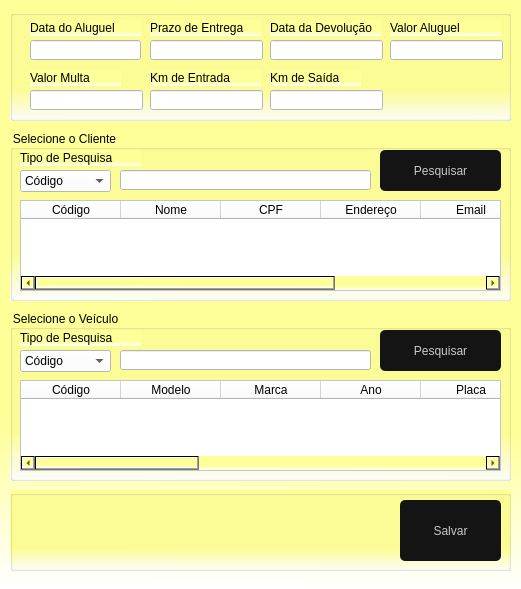
pedr0o7/Projeto_Integrador_6, file View/UI/FrmAluguel.ui: the form before one commit.
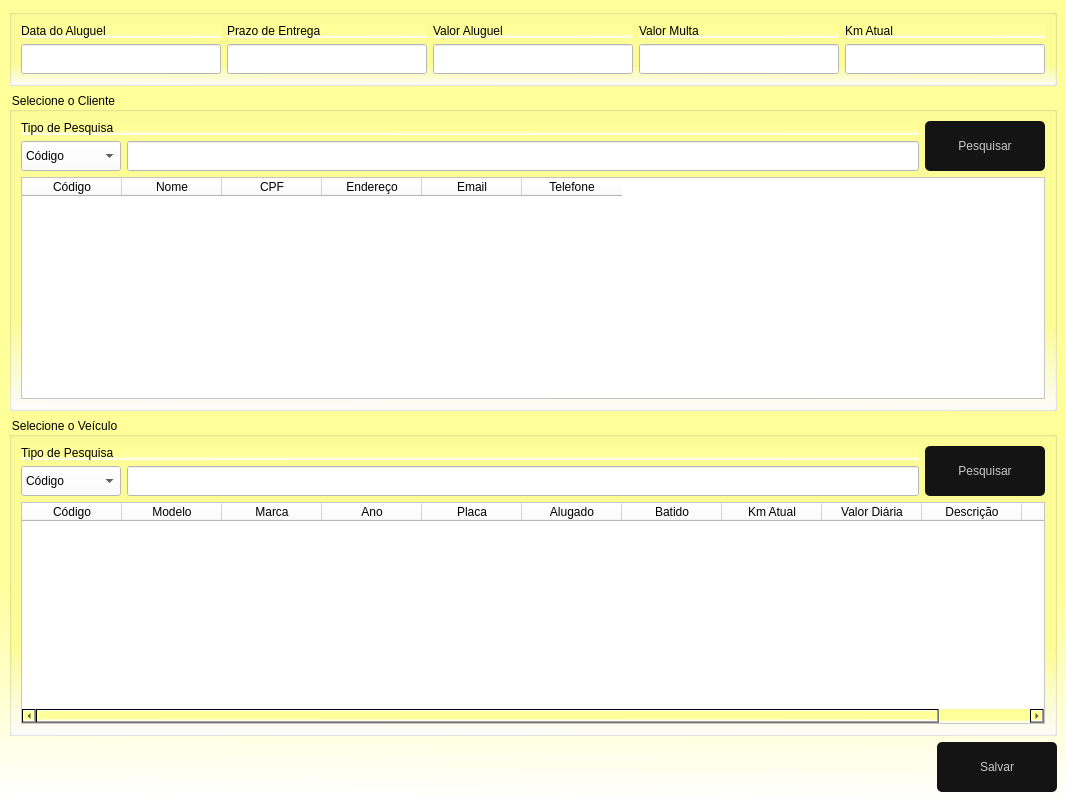
The form after the commit. Icons and pictures are not drawn.

```diff
--- a/View/UI/FrmAluguel.ui
+++ b/View/UI/FrmAluguel.ui
@@ -1,15 +1,21 @@
 <?xml version="1.0" encoding="UTF-8"?>
 <ui version="4.0">
  <class>FrmAluguel</class>
- <widget class="QDialog" name="FrmAluguel">
+ <widget class="QMainWindow" name="FrmAluguel">
   <property name="geometry">
    <rect>
     <x>0</x>
     <y>0</y>
-    <width>521</width>
-    <height>589</height>
+    <width>1066</width>
+    <height>801</height>
    </rect>
   </property>
+  <property name="minimumSize">
+   <size>
+    <width>1066</width>
+    <height>801</height>
+   </size>
+  </property>
   <property name="windowTitle">
    <string>Aluguel de Veículos</string>
   </property>
@@ -20,240 +26,211 @@
   <property name="styleSheet">
    <string notr="true">background-color: qlineargradient(spread:pad, x1:0.508, y1:0.727, x2:0.505, y2:1, stop:0 rgba(255, 255, 153, 255), stop:1 rgba(255, 255, 255, 255));</string>
   </property>
+  <widget class="QWidget" name="centralwidget">
+   <layout class="QGridLayout" name="gridLayout">
+    <item row="0" column="0">
   <widget class="QGroupBox" name="groupBox">
-   <property name="geometry">
-    <rect>
-     <x>10</x>
-     <y>10</y>
-     <width>501</width>
-     <height>111</height>
-    </rect>
-   </property>
    <property name="styleSheet">
     <string notr="true">font: 87 10pt &quot;Arial&quot;;</string>
    </property>
    <property name="title">
     <string/>
    </property>
+      <layout class="QGridLayout" name="gridLayout_2">
+       <item row="0" column="0">
    <widget class="QLabel" name="label">
-    <property name="geometry">
-     <rect>
-      <x>20</x>
-      <y>10</y>
-      <width>111</width>
-      <height>16</height>
-     </rect>
-    </property>
     <property name="text">
      <string>Data do Aluguel</string>
     </property>
    </widget>
-   <widget class="QLineEdit" name="EdtDataAluguel">
-    <property name="geometry">
-     <rect>
-      <x>20</x>
-      <y>30</y>
-      <width>111</width>
-      <height>20</height>
-     </rect>
-    </property>
-    <property name="styleSheet">
-     <string notr="true">background-color: rgb(255, 255, 255);</string>
-    </property>
-   </widget>
-   <widget class="QLineEdit" name="EdtPrazo">
-    <property name="geometry">
-     <rect>
-      <x>140</x>
-      <y>30</y>
-      <width>113</width>
-      <height>20</height>
-     </rect>
-    </property>
-    <property name="styleSheet">
-     <string notr="true">background-color: rgb(255, 255, 255);</string>
-    </property>
-   </widget>
-   <widget class="QLabel" name="label_2">
-    <property name="geometry">
-     <rect>
-      <x>140</x>
-      <y>10</y>
-      <width>111</width>
-      <height>16</height>
-     </rect>
-    </property>
-    <property name="text">
-     <string>Prazo de Entrega</string>
-    </property>
-   </widget>
-   <widget class="QLabel" name="label_3">
-    <property name="geometry">
-     <rect>
-      <x>260</x>
-      <y>10</y>
-      <width>111</width>
-      <height>16</height>
-     </rect>
-    </property>
-    <property name="text">
-     <string>Data da Devolução</string>
-    </property>
-   </widget>
-   <widget class="QLineEdit" name="EdtDataDev">
-    <property name="geometry">
-     <rect>
-      <x>260</x>
-      <y>30</y>
-      <width>113</width>
-      <height>20</height>
-     </rect>
-    </property>
-    <property name="styleSheet">
-     <string notr="true">background-color: rgb(255, 255, 255);</string>
-    </property>
-   </widget>
+       </item>
+       <item row="1" column="2">
    <widget class="QLineEdit" name="EdtValor">
-    <property name="geometry">
-     <rect>
-      <x>380</x>
-      <y>30</y>
-      <width>113</width>
-      <height>20</height>
-     </rect>
+         <property name="minimumSize">
+          <size>
+           <width>0</width>
+           <height>30</height>
+          </size>
     </property>
     <property name="styleSheet">
      <string notr="true">background-color: rgb(255, 255, 255);</string>
     </property>
    </widget>
-   <widget class="QLabel" name="label_4">
-    <property name="geometry">
-     <rect>
-      <x>380</x>
-      <y>10</y>
-      <width>111</width>
-      <height>16</height>
-     </rect>
-    </property>
-    <property name="text">
-     <string>Valor Aluguel</string>
-    </property>
-   </widget>
-   <widget class="QLineEdit" name="EdtMulta">
-    <property name="geometry">
-     <rect>
-      <x>20</x>
-      <y>80</y>
-      <width>113</width>
-      <height>20</height>
-     </rect>
-    </property>
-    <property name="styleSheet">
-     <string notr="true">background-color: rgb(255, 255, 255);</string>
-    </property>
-   </widget>
+       </item>
+       <item row="0" column="3">
    <widget class="QLabel" name="label_5">
-    <property name="geometry">
-     <rect>
-      <x>20</x>
-      <y>60</y>
-      <width>91</width>
-      <height>16</height>
-     </rect>
-    </property>
     <property name="text">
      <string>Valor Multa</string>
     </property>
    </widget>
-   <widget class="QLineEdit" name="EdtkmEntrada">
-    <property name="geometry">
-     <rect>
-      <x>140</x>
-      <y>80</y>
-      <width>113</width>
-      <height>20</height>
-     </rect>
+       </item>
+       <item row="1" column="1">
+        <widget class="QLineEdit" name="EdtPrazo">
+         <property name="minimumSize">
+          <size>
+           <width>0</width>
+           <height>30</height>
+          </size>
     </property>
     <property name="styleSheet">
      <string notr="true">background-color: rgb(255, 255, 255);</string>
     </property>
    </widget>
+       </item>
+       <item row="1" column="3">
+        <widget class="QLineEdit" name="EdtMulta">
+         <property name="minimumSize">
+          <size>
+           <width>0</width>
+           <height>30</height>
+          </size>
+         </property>
+         <property name="styleSheet">
+          <string notr="true">background-color: rgb(255, 255, 255);</string>
+         </property>
+        </widget>
+       </item>
+       <item row="0" column="2">
+        <widget class="QLabel" name="label_4">
+         <property name="text">
+          <string>Valor Aluguel</string>
+         </property>
+        </widget>
+       </item>
+       <item row="1" column="0">
+        <widget class="QLineEdit" name="EdtDataAluguel">
+         <property name="minimumSize">
+          <size>
+           <width>0</width>
+           <height>30</height>
+          </size>
+         </property>
+         <property name="styleSheet">
+          <string notr="true">background-color: rgb(255, 255, 255);</string>
+         </property>
+        </widget>
+       </item>
+       <item row="0" column="1">
+        <widget class="QLabel" name="label_2">
+         <property name="text">
+          <string>Prazo de Entrega</string>
+         </property>
+        </widget>
+       </item>
+       <item row="0" column="4">
    <widget class="QLabel" name="label_6">
-    <property name="geometry">
-     <rect>
-      <x>140</x>
-      <y>60</y>
-      <width>111</width>
-      <height>16</height>
-     </rect>
-    </property>
     <property name="text">
-     <string>Km de Entrada</string>
-    </property>
-   </widget>
-   <widget class="QLabel" name="label_7">
-    <property name="geometry">
-     <rect>
-      <x>260</x>
-      <y>60</y>
-      <width>91</width>
-      <height>16</height>
-     </rect>
-    </property>
-    <property name="text">
-     <string>Km de Saída</string>
-    </property>
-   </widget>
-   <widget class="QLineEdit" name="EdtKmSaida">
-    <property name="geometry">
-     <rect>
-      <x>260</x>
-      <y>80</y>
-      <width>113</width>
-      <height>20</height>
-     </rect>
+          <string>Km Atual</string>
+         </property>
+        </widget>
+       </item>
+       <item row="1" column="4">
+        <widget class="QLineEdit" name="EdtkmEntrada">
+         <property name="minimumSize">
+          <size>
+           <width>0</width>
+           <height>30</height>
+          </size>
     </property>
     <property name="styleSheet">
      <string notr="true">background-color: rgb(255, 255, 255);</string>
     </property>
    </widget>
-  </widget>
+       </item>
+      </layout>
+     </widget>
+    </item>
+    <item row="1" column="0">
   <widget class="QGroupBox" name="groupBox_2">
-   <property name="geometry">
-    <rect>
-     <x>10</x>
-     <y>130</y>
-     <width>501</width>
-     <height>171</height>
-    </rect>
-   </property>
    <property name="styleSheet">
     <string notr="true">font: 87 10pt &quot;Arial&quot;;</string>
    </property>
    <property name="title">
     <string>Selecione o Cliente</string>
    </property>
+      <layout class="QGridLayout" name="gridLayout_3">
+       <item row="0" column="2" rowspan="2">
+        <widget class="QPushButton" name="btnPesqVeic">
+         <property name="enabled">
+          <bool>true</bool>
+         </property>
+         <property name="minimumSize">
+          <size>
+           <width>120</width>
+           <height>50</height>
+          </size>
+         </property>
+         <property name="maximumSize">
+          <size>
+           <width>120</width>
+           <height>50</height>
+          </size>
+         </property>
+         <property name="cursor">
+          <cursorShape>PointingHandCursor</cursorShape>
+         </property>
+         <property name="styleSheet">
+          <string notr="true">QPushButton{
+border-radius: 5px;
+background-color: rgb(20,20,20);
+color:rgb(200,200,200);
+font: 87 12pt &quot;Arial&quot;;
+}
+
+QPushButton:hover{ 
+background-color:rgb(0, 0, 0);
+color: rbg(200,200,200)
+}
+
+QPushButton:pressed{
+background-color:rgb(0,0,30);
+color:rbg(200,200,200)
+}
+
+</string>
+         </property>
+         <property name="text">
+          <string>Pesquisar</string>
+         </property>
+         <property name="icon">
+          <iconset>
+           <normaloff>../../Imagens/Pesquisar.png</normaloff>../../Imagens/Pesquisar.png</iconset>
+         </property>
+         <property name="iconSize">
+          <size>
+           <width>30</width>
+           <height>30</height>
+          </size>
+         </property>
+        </widget>
+       </item>
+       <item row="0" column="0" colspan="2">
    <widget class="QLabel" name="label_8">
-    <property name="geometry">
-     <rect>
-      <x>10</x>
-      <y>20</y>
-      <width>121</width>
-      <height>16</height>
-     </rect>
-    </property>
     <property name="text">
      <string>Tipo de Pesquisa</string>
     </property>
    </widget>
+       </item>
+       <item row="1" column="1">
+        <widget class="QLineEdit" name="EdtPesqCliente">
+         <property name="minimumSize">
+          <size>
+           <width>0</width>
+           <height>30</height>
+          </size>
+         </property>
+         <property name="styleSheet">
+          <string notr="true">background-color: rgb(255, 255, 255);</string>
+         </property>
+        </widget>
+       </item>
+       <item row="1" column="0">
    <widget class="QComboBox" name="cbPesqCliente">
-    <property name="geometry">
-     <rect>
-      <x>10</x>
-      <y>40</y>
-      <width>91</width>
-      <height>22</height>
-     </rect>
+         <property name="minimumSize">
+          <size>
+           <width>100</width>
+           <height>30</height>
+          </size>
     </property>
     <property name="cursor">
      <cursorShape>PointingHandCursor</cursorShape>
@@ -277,147 +254,163 @@
      </property>
     </item>
    </widget>
-   <widget class="QLineEdit" name="EdtPesqCliente">
-    <property name="geometry">
-     <rect>
-      <x>110</x>
-      <y>40</y>
-      <width>251</width>
-      <height>20</height>
-     </rect>
-    </property>
-    <property name="styleSheet">
-     <string notr="true">background-color: rgb(255, 255, 255);</string>
-    </property>
-   </widget>
+       </item>
+       <item row="2" column="0" colspan="3">
    <widget class="QTableWidget" name="gridCliente">
-    <property name="geometry">
-     <rect>
-      <x>10</x>
-      <y>70</y>
-      <width>481</width>
-      <height>91</height>
-     </rect>
+         <property name="sizePolicy">
+          <sizepolicy hsizetype="Expanding" vsizetype="Expanding">
+           <horstretch>0</horstretch>
+           <verstretch>0</verstretch>
+          </sizepolicy>
     </property>
     <property name="styleSheet">
      <string notr="true">background-color: rgb(255, 255, 255);
 alternate-background-color: rgb(255, 255, 255);
 border-color: rgb(4, 4, 4);</string>
     </property>
+         <property name="textElideMode">
+          <enum>Qt::ElideMiddle</enum>
+         </property>
+         <property name="showGrid">
+          <bool>true</bool>
+         </property>
+         <property name="gridStyle">
+          <enum>Qt::SolidLine</enum>
+         </property>
     <column>
      <property name="text">
       <string>Código</string>
      </property>
+          <property name="textAlignment">
+           <set>AlignCenter</set>
+          </property>
     </column>
     <column>
      <property name="text">
       <string>Nome</string>
      </property>
+          <property name="textAlignment">
+           <set>AlignCenter</set>
+          </property>
     </column>
     <column>
      <property name="text">
       <string>CPF</string>
      </property>
+          <property name="textAlignment">
+           <set>AlignCenter</set>
+          </property>
     </column>
     <column>
      <property name="text">
       <string>Endereço</string>
      </property>
+          <property name="textAlignment">
+           <set>AlignCenter</set>
+          </property>
     </column>
     <column>
      <property name="text">
       <string>Email</string>
      </property>
+          <property name="textAlignment">
+           <set>AlignCenter</set>
+          </property>
     </column>
     <column>
      <property name="text">
       <string>Telefone</string>
      </property>
-    </column>
-   </widget>
-   <widget class="QPushButton" name="btnPesqVeic">
-    <property name="geometry">
-     <rect>
-      <x>370</x>
-      <y>20</y>
-      <width>121</width>
-      <height>41</height>
-     </rect>
-    </property>
-    <property name="cursor">
-     <cursorShape>PointingHandCursor</cursorShape>
-    </property>
-    <property name="styleSheet">
-     <string notr="true">QPushButton{
-border-radius: 5px;
-background-color: rgb(20,20,20);
-color:rgb(200,200,200);
-font: 87 12pt &quot;Arial&quot;;
-}
-
-QPushButton:hover{ 
-background-color:rgb(0, 0, 0);
-color: rbg(200,200,200)
-}
-
-QPushButton:pressed{
-background-color:rgb(0,0,30);
-color:rbg(200,200,200)
-}
-
-</string>
-    </property>
-    <property name="text">
-     <string>Pesquisar</string>
-    </property>
-    <property name="icon">
-     <iconset>
-      <normaloff>../../Imagens/Pesquisar.png</normaloff>../../Imagens/Pesquisar.png</iconset>
-    </property>
-    <property name="iconSize">
-     <size>
-      <width>30</width>
-      <height>30</height>
-     </size>
-    </property>
-   </widget>
-  </widget>
+          <property name="textAlignment">
+           <set>AlignCenter</set>
+          </property>
+         </column>
+        </widget>
+       </item>
+      </layout>
+     </widget>
+    </item>
+    <item row="2" column="0">
   <widget class="QGroupBox" name="groupBox_3">
-   <property name="geometry">
-    <rect>
-     <x>10</x>
-     <y>310</y>
-     <width>501</width>
-     <height>171</height>
-    </rect>
-   </property>
    <property name="styleSheet">
     <string notr="true">font: 87 10pt &quot;Arial&quot;;</string>
    </property>
    <property name="title">
     <string>Selecione o Veículo</string>
    </property>
+      <layout class="QGridLayout" name="gridLayout_4">
+       <item row="0" column="0" colspan="2">
    <widget class="QLabel" name="label_9">
-    <property name="geometry">
-     <rect>
-      <x>10</x>
-      <y>20</y>
-      <width>121</width>
-      <height>16</height>
-     </rect>
-    </property>
     <property name="text">
      <string>Tipo de Pesquisa</string>
     </property>
    </widget>
+       </item>
+       <item row="0" column="2" rowspan="2">
+        <widget class="QPushButton" name="btnPesqVeic_2">
+         <property name="minimumSize">
+          <size>
+           <width>120</width>
+           <height>50</height>
+          </size>
+         </property>
+         <property name="maximumSize">
+          <size>
+           <width>120</width>
+           <height>50</height>
+          </size>
+         </property>
+         <property name="cursor">
+          <cursorShape>PointingHandCursor</cursorShape>
+         </property>
+         <property name="styleSheet">
+          <string notr="true">QPushButton{
+border-radius: 5px;
+background-color: rgb(20,20,20);
+color:rgb(200,200,200);
+font: 87 12pt &quot;Arial&quot;;
+}
+
+QPushButton:hover{ 
+background-color:rgb(0, 0, 0);
+color: rbg(200,200,200)
+}
+
+QPushButton:pressed{
+background-color:rgb(0,0,30);
+color:rbg(200,200,200)
+}
+
+</string>
+         </property>
+         <property name="text">
+          <string>Pesquisar</string>
+         </property>
+         <property name="icon">
+          <iconset>
+           <normaloff>../../Imagens/Pesquisar.png</normaloff>../../Imagens/Pesquisar.png</iconset>
+         </property>
+         <property name="iconSize">
+          <size>
+           <width>30</width>
+           <height>30</height>
+          </size>
+         </property>
+        </widget>
+       </item>
+       <item row="1" column="0">
    <widget class="QComboBox" name="cbPesqVeic">
-    <property name="geometry">
-     <rect>
-      <x>10</x>
-      <y>40</y>
-      <width>91</width>
-      <height>22</height>
-     </rect>
+         <property name="minimumSize">
+          <size>
+           <width>100</width>
+           <height>30</height>
+          </size>
+         </property>
+         <property name="maximumSize">
+          <size>
+           <width>100</width>
+           <height>30</height>
+          </size>
     </property>
     <property name="cursor">
      <cursorShape>PointingHandCursor</cursorShape>
@@ -451,28 +444,9 @@
      </property>
     </item>
    </widget>
-   <widget class="QLineEdit" name="EdtPesqVeiculo">
-    <property name="geometry">
-     <rect>
-      <x>110</x>
-      <y>40</y>
-      <width>251</width>
-      <height>20</height>
-     </rect>
-    </property>
-    <property name="styleSheet">
-     <string notr="true">background-color: rgb(255, 255, 255);</string>
-    </property>
-   </widget>
+       </item>
+       <item row="3" column="0" colspan="3">
    <widget class="QTableWidget" name="gridVeiculo">
-    <property name="geometry">
-     <rect>
-      <x>10</x>
-      <y>70</y>
-      <width>481</width>
-      <height>91</height>
-     </rect>
-    </property>
     <property name="styleSheet">
      <string notr="true">background-color: rgb(255, 255, 255);
 alternate-background-color: rgb(255, 255, 255);</string>
@@ -481,129 +455,131 @@
      <property name="text">
       <string>Código</string>
      </property>
+          <property name="textAlignment">
+           <set>AlignCenter</set>
+          </property>
     </column>
     <column>
      <property name="text">
       <string>Modelo</string>
      </property>
+          <property name="textAlignment">
+           <set>AlignCenter</set>
+          </property>
     </column>
     <column>
      <property name="text">
       <string>Marca</string>
      </property>
+          <property name="textAlignment">
+           <set>AlignCenter</set>
+          </property>
     </column>
     <column>
      <property name="text">
       <string>Ano</string>
      </property>
+          <property name="textAlignment">
+           <set>AlignCenter</set>
+          </property>
     </column>
     <column>
      <property name="text">
       <string>Placa</string>
      </property>
+          <property name="textAlignment">
+           <set>AlignCenter</set>
+          </property>
     </column>
     <column>
      <property name="text">
       <string>Alugado</string>
      </property>
+          <property name="textAlignment">
+           <set>AlignCenter</set>
+          </property>
     </column>
     <column>
      <property name="text">
       <string>Batido</string>
      </property>
+          <property name="textAlignment">
+           <set>AlignCenter</set>
+          </property>
     </column>
     <column>
      <property name="text">
       <string>Km Atual</string>
      </property>
+          <property name="textAlignment">
+           <set>AlignCenter</set>
+          </property>
     </column>
     <column>
      <property name="text">
       <string>Valor Diária</string>
      </property>
+          <property name="textAlignment">
+           <set>AlignCenter</set>
+          </property>
     </column>
     <column>
      <property name="text">
       <string>Descrição</string>
      </property>
+          <property name="textAlignment">
+           <set>AlignCenter</set>
+          </property>
     </column>
     <column>
      <property name="text">
       <string>Tipo</string>
      </property>
-    </column>
-   </widget>
-   <widget class="QPushButton" name="btnPesqVeic_2">
-    <property name="geometry">
-     <rect>
-      <x>370</x>
-      <y>20</y>
-      <width>121</width>
-      <height>41</height>
-     </rect>
-    </property>
-    <property name="cursor">
-     <cursorShape>PointingHandCursor</cursorShape>
-    </property>
-    <property name="styleSheet">
-     <string notr="true">QPushButton{
-border-radius: 5px;
-background-color: rgb(20,20,20);
-color:rgb(200,200,200);
-font: 87 12pt &quot;Arial&quot;;
-}
-
-QPushButton:hover{ 
-background-color:rgb(0, 0, 0);
-color: rbg(200,200,200)
-}
-
-QPushButton:pressed{
-background-color:rgb(0,0,30);
-color:rbg(200,200,200)
-}
-
-</string>
-    </property>
-    <property name="text">
-     <string>Pesquisar</string>
-    </property>
-    <property name="icon">
-     <iconset>
-      <normaloff>../../Imagens/Pesquisar.png</normaloff>../../Imagens/Pesquisar.png</iconset>
-    </property>
-    <property name="iconSize">
+          <property name="textAlignment">
+           <set>AlignCenter</set>
+          </property>
+         </column>
+        </widget>
+       </item>
+       <item row="1" column="1">
+        <widget class="QLineEdit" name="EdtPesqVeiculo">
+         <property name="minimumSize">
      <size>
-      <width>30</width>
+           <width>0</width>
       <height>30</height>
      </size>
     </property>
-   </widget>
-  </widget>
-  <widget class="QGroupBox" name="groupBox_4">
-   <property name="geometry">
-    <rect>
-     <x>10</x>
-     <y>490</y>
-     <width>501</width>
-     <height>81</height>
-    </rect>
-   </property>
-   <property name="title">
-    <string/>
-   </property>
+         <property name="styleSheet">
+          <string notr="true">background-color: rgb(255, 255, 255);</string>
+         </property>
+        </widget>
+       </item>
+      </layout>
+     </widget>
+    </item>
+    <item row="3" column="0" alignment="Qt::AlignRight">
    <widget class="QPushButton" name="btnSalvar">
-    <property name="geometry">
-     <rect>
-      <x>390</x>
-      <y>10</y>
-      <width>101</width>
-      <height>61</height>
-     </rect>
+      <property name="enabled">
+       <bool>false</bool>
+      </property>
+      <property name="minimumSize">
+       <size>
+        <width>120</width>
+        <height>50</height>
+       </size>
+      </property>
+      <property name="maximumSize">
+       <size>
+        <width>120</width>
+        <height>50</height>
+       </size>
     </property>
     <property name="cursor">
      <cursorShape>PointingHandCursor</cursorShape>
     </property>
+      <property name="autoFillBackground">
+       <bool>false</bool>
+      </property>
     <property name="styleSheet">
      <string notr="true">QPushButton{
 border-radius: 5px;
@@ -638,6 +614,8 @@
      </size>
     </property>
    </widget>
+    </item>
+   </layout>
   </widget>
  </widget>
  <resources/>
```
Left out of the diff: 2 changed lines with no effect on the pictures. Lines whose indentation alone changed are shown as unchanged.
